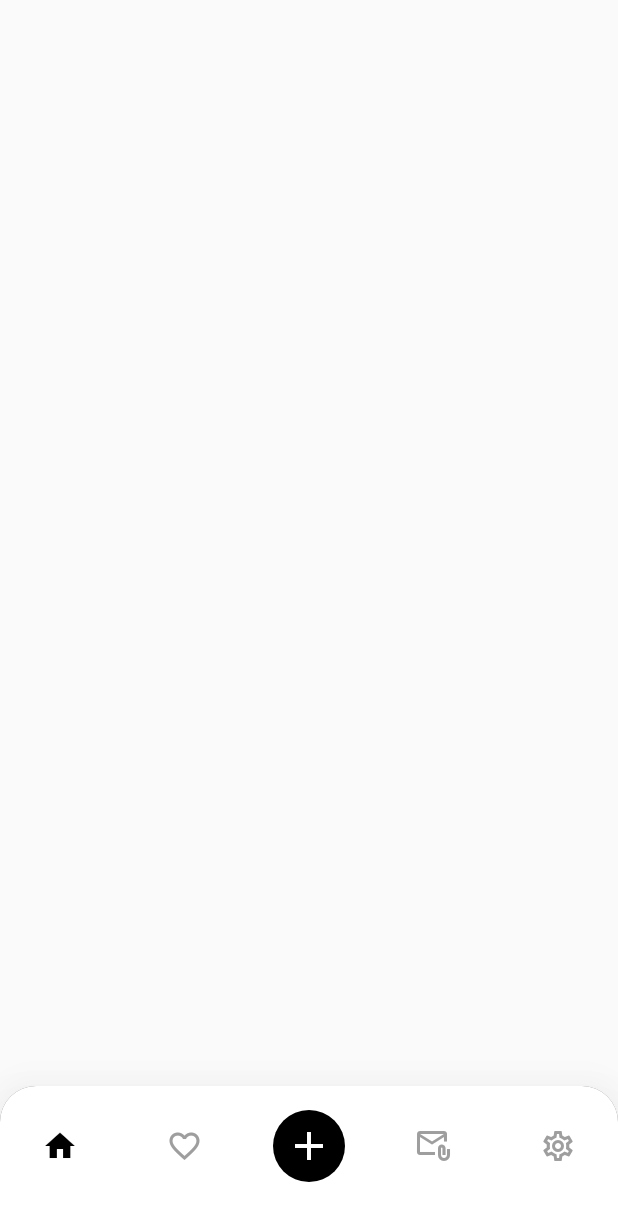
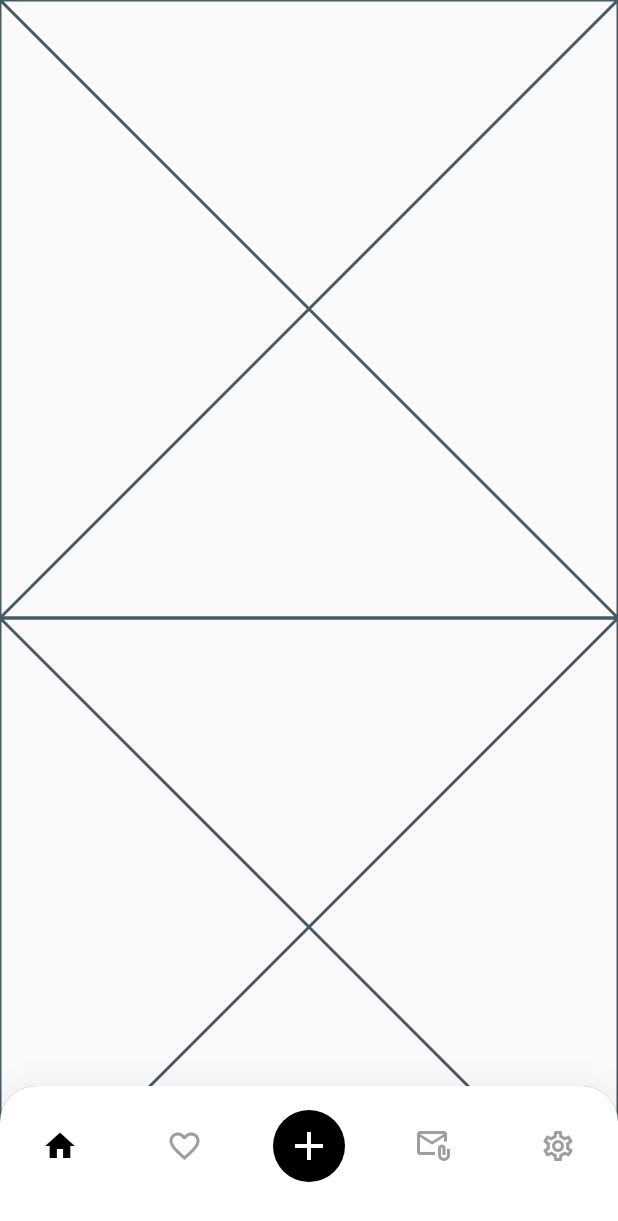
Before and after one commit to JAICHANGPARK/flutter_notebook_17th_story, a Flutter app: the screen it shows after launch, on a phone screen of 412 x 824 dp. Shown: the top 1221 px of the screen. Run offline on Flutter 3.47's test engine with Material 2 defaults, Android fonts, the phone set to English and light mode, and no system bars; our stand-ins replace cached_network_image, fl_chart, flutter_riverpod, ionicons, percent_indicator.

Commit message:
Update vehicle_main_page.dart

```diff
--- a/lib/ep1011_vehicle_retailer_app/src/vehicle_main_page.dart
+++ b/lib/ep1011_vehicle_retailer_app/src/vehicle_main_page.dart
@@ -16,6 +16,17 @@ class _VehicleMainPageState extends State<VehicleMainPage> {
     return Scaffold(
       body: Stack(
         children: [
+          Positioned(
+              left: 0,
+              right: 0,
+              bottom: 0,
+              top: 0,
+              child: Column(
+                children: [
+                  Expanded(child: Placeholder()),
+                  Expanded(child: Placeholder()),
+                ],
+              )),
           Positioned(
               bottom: 0,
               left: 0,
```
